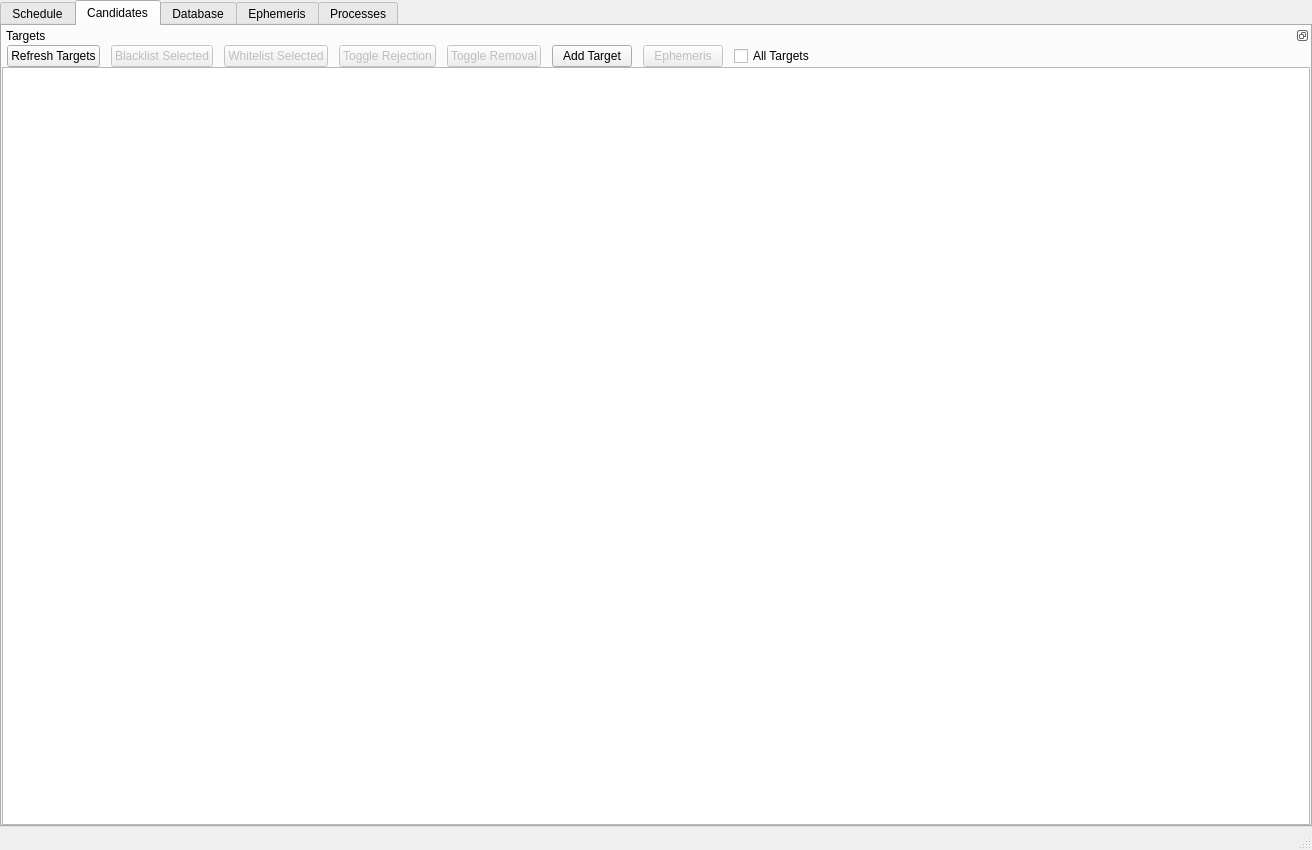
Before: the Qt Designer form alora/maestro/MaestroCore/GUI/mainwindow.ui in sagesanto/alora, drawn with Qt 5.
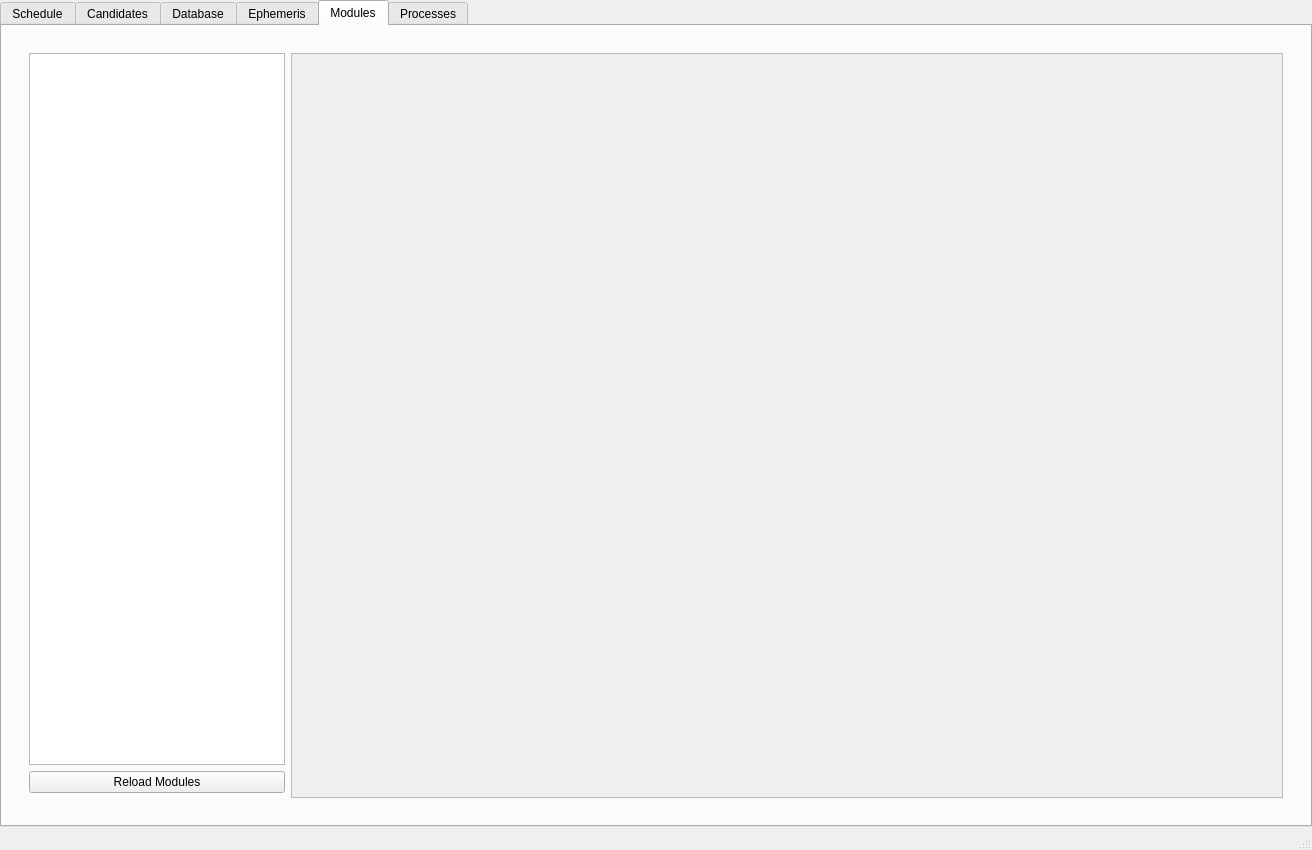
After: the same form once the commit is applied. Custom widgets are drawn as their Qt base class.

Commit message: significant changes underway: overhaul of module import logic, addition of module db, overhaul of configs, addition of modules tab in maestro. some parts of the code likely still use outdated configs - need to change.

Diff of the .ui file:
```diff
--- a/alora/maestro/MaestroCore/GUI/mainwindow.ui
+++ b/alora/maestro/MaestroCore/GUI/mainwindow.ui
@@ -51,7 +51,7 @@
        </sizepolicy>
       </property>
       <property name="currentIndex">
-       <number>1</number>
+       <number>4</number>
       </property>
       <property name="movable">
        <bool>false</bool>
@@ -2068,6 +2068,83 @@
         </item>
        </layout>
       </widget>
+      <widget class="QWidget" name="modulesTab">
+       <attribute name="title">
+        <string>Modules</string>
+       </attribute>
+       <layout class="QHBoxLayout" name="horizontalLayout_25">
+        <item>
+         <widget class="QWidget" name="widget_2" native="true">
+          <layout class="QVBoxLayout" name="verticalLayout_10">
+           <item>
+            <widget class="QWidget" name="modulesTabContents" native="true">
+             <layout class="QHBoxLayout" name="horizontalLayout_27" stretch="0,3">
+              <item>
+               <widget class="QWidget" name="widget_4" native="true">
+                <layout class="QVBoxLayout" name="verticalLayout_11">
+                 <property name="leftMargin">
+                  <number>0</number>
+                 </property>
+                 <property name="topMargin">
+                  <number>0</number>
+                 </property>
+                 <property name="rightMargin">
+                  <number>0</number>
+                 </property>
+                 <property name="bottomMargin">
+                  <number>5</number>
+                 </property>
+                 <item>
+                  <widget class="QListWidget" name="moduleList"/>
+                 </item>
+                 <item>
+                  <widget class="QPushButton" name="reloadModulesButton">
+                   <property name="sizePolicy">
+                    <sizepolicy hsizetype="Minimum" vsizetype="Fixed">
+                     <horstretch>0</horstretch>
+                     <verstretch>0</verstretch>
+                    </sizepolicy>
+                   </property>
+                   <property name="toolTip">
+                    <string>Reload all modules to check for changes that have occurred while Maestro has been running</string>
+                   </property>
+                   <property name="text">
+                    <string>Reload Modules</string>
+                   </property>
+                  </widget>
+                 </item>
+                </layout>
+               </widget>
+              </item>
+              <item>
+               <layout class="QVBoxLayout" name="verticalLayout_9">
+                <item>
+                 <widget class="QScrollArea" name="moduleContentScroll">
+                  <property name="widgetResizable">
+                   <bool>true</bool>
+                  </property>
+                  <widget class="QWidget" name="moduleContents">
+                   <property name="geometry">
+                    <rect>
+                     <x>0</x>
+                     <y>0</y>
+                     <width>973</width>
+                     <height>721</height>
+                    </rect>
+                   </property>
+                  </widget>
+                 </widget>
+                </item>
+               </layout>
+              </item>
+             </layout>
+            </widget>
+           </item>
+          </layout>
+         </widget>
+        </item>
+       </layout>
+      </widget>
       <widget class="QWidget" name="processesTab">
        <attribute name="title">
         <string>Processes</string>
```
Left out of the diff: 19 changed lines with no effect on the pictures. The commit also changes 39 other files.
